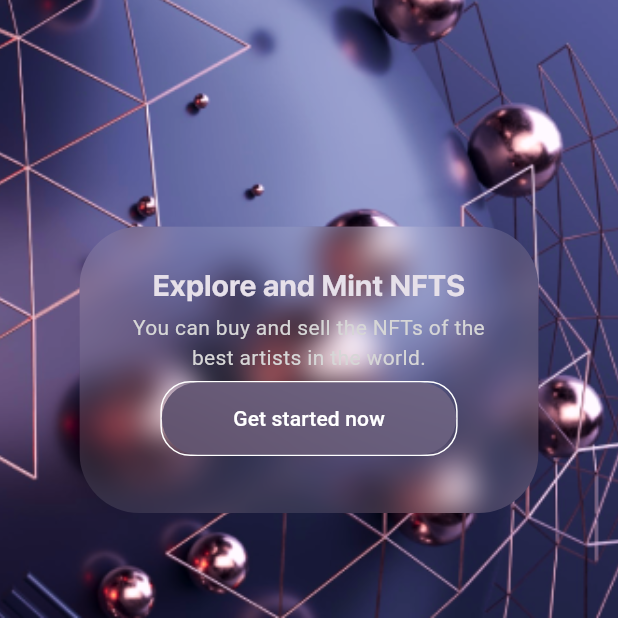
After one commit to EngMohamed3382/mini_nft_marketplace, a Flutter app: the screen it shows after launch, on a phone screen of 412 x 824 dp, the part 618-1236 px from its top. The commit adds this screen. Run offline on Flutter 3.47's test engine with Material 3 defaults, Android fonts, the phone set to English and light mode, and no system bars.

Commit message:
on boarding part 7

```diff
--- /dev/null
+++ b/lib/core/resources/size_manager.dart
@@ -0,0 +1,8 @@
+class HeightValue{
+  static const double h70 = 70;
+  static const double h6 = 6;
+}
+
+class BlurValue{
+  static const double b10 = 10;
+}
--- a/lib/core/resources/strings_manager.dart
+++ b/lib/core/resources/strings_manager.dart
@@ -1,4 +1,7 @@
 class StringsManager {
   static const titleOnBoardingPage = r'''Welcome To NFT
 Marketplace''';
+
+  static const String titleCardOnBoardingPage = 'Explore and Mint NFTS';
+  static const String descriptionCardOnBoardingPage = 'You can buy and sell the NFTs of the best artists in the world.';
 }
--- /dev/null
+++ b/lib/features/onBoarding/widgets/custom_card_on_boarding_page.dart
@@ -0,0 +1,68 @@
+import 'dart:ui';
+
+import 'package:flutter/material.dart';
+import 'package:mini_nft_marketplace/core/resources/color_manager.dart';
+import 'package:mini_nft_marketplace/core/resources/font_manager.dart';
+import 'package:mini_nft_marketplace/core/resources/size_manager.dart';
+import 'package:mini_nft_marketplace/core/resources/strings_manager.dart';
+
+class CustomCardOnBoardingPage extends StatelessWidget {
+  const CustomCardOnBoardingPage({super.key});
+
+  @override
+  Widget build(BuildContext context) {
+    return ClipRRect(
+      // ignore: sort_child_properties_last
+      child: BackdropFilter(
+        filter: ImageFilter.blur(sigmaX: BlurValue.b10, sigmaY: BlurValue.b10),
+        child: Container(
+
+          alignment: Alignment.center,
+          padding: EdgeInsets.all(25),
+          child: Column(
+            children: [
+              Text(
+                StringsManager.titleCardOnBoardingPage,
+                textAlign: TextAlign.center,
+                style: TextStyle(
+                    fontSize: 19.82,
+                    fontFamily: FontManagers.sfProDisplayFont,
+                    fontWeight: FontWeight.bold),
+              ),
+              SizedBox(height: 4,),
+              Text(
+                StringsManager.descriptionCardOnBoardingPage,
+                textAlign: TextAlign.center,
+                style: TextStyle(
+                  color: Colors.grey[350],
+                ),
+              ),
+              SizedBox(height: HeightValue.h6,),
+              Container(
+                width: 198.2,
+                decoration: BoxDecoration(
+                  borderRadius: BorderRadius.all(Radius.circular(20)),
+                  border: Border.all(color: Colors.white),
+                ),
+                child: ClipRRect(
+                  borderRadius: BorderRadius.circular(40),
+                  child: BackdropFilter(
+                    filter: ImageFilter.blur(sigmaX: 100, sigmaY: 100),
+                    child: MaterialButton(
+                      onPressed: () {},
+                      child: Text('Get started now'),
+                    ),
+                  ),
+                ),
+              )
+            ],
+          ),
+          height: 191,
+          width: 306,
+          color: ColorManager.kColorWhite.withOpacity(0.1),
+        ),
+      ),
+      borderRadius: BorderRadius.circular(40),
+    );
+  }
+}
--- /dev/null
+++ b/lib/features/onBoarding/widgets/custom_components_on_Boarding_page.dart
@@ -0,0 +1,31 @@
+
+import 'package:flutter/material.dart';
+import 'package:mini_nft_marketplace/core/resources/size_manager.dart';
+import 'package:mini_nft_marketplace/features/onBoarding/widgets/custom_card_on_boarding_page.dart';
+import 'package:mini_nft_marketplace/features/onBoarding/widgets/custom_title_on_boarding_page.dart';
+
+class CustomComponentsOnBoardingPage extends StatelessWidget {
+  const CustomComponentsOnBoardingPage({super.key});
+
+  @override
+  Widget build(BuildContext context) {
+    return SizedBox(
+      width: double.infinity,
+      child: Column(
+        mainAxisAlignment: MainAxisAlignment.center,
+        crossAxisAlignment: CrossAxisAlignment.center,
+        children: [
+          const SizedBox(
+            height: HeightValue.h70,
+          ),
+          const CustomTitleOnBoardingPage(),
+          const Spacer(),
+          CustomCardOnBoardingPage(),
+          const SizedBox(
+            height: HeightValue.h70,
+          ),
+        ],
+      ),
+    );
+  }
+}
--- /dev/null
+++ b/lib/features/onBoarding/widgets/custom_title_on_boarding_page.dart
@@ -0,0 +1,20 @@
+import 'package:flutter/material.dart';
+import 'package:mini_nft_marketplace/core/resources/font_manager.dart';
+import 'package:mini_nft_marketplace/core/resources/strings_manager.dart';
+
+class CustomTitleOnBoardingPage extends StatelessWidget {
+  const CustomTitleOnBoardingPage({super.key});
+
+  @override
+  Widget build(BuildContext context) {
+    return const Text(
+    StringsManager.titleOnBoardingPage,
+    textAlign: TextAlign.start,
+    style: TextStyle(
+        color: Colors.white,
+        fontSize: FontSize.f36_04,
+        fontFamily: "SF Pro Display",
+        fontWeight: FontWeight.bold),
+    );
+  }
+}
--- /dev/null
+++ b/lib/features/onBoarding/widgets/image.dart
@@ -0,0 +1,18 @@
+import 'package:flutter/material.dart';
+import 'package:mini_nft_marketplace/core/resources/asset_image_manager.dart';
+
+
+
+class ImagesWidgets extends StatelessWidget {
+  const ImagesWidgets({super.key});
+
+  @override
+  Widget build(BuildContext context) {
+    return Image(
+      width: double.infinity,
+      height: double.infinity,
+      fit: BoxFit.cover,
+      image: AssetImage(AssetImageManager.onBoardingBackGroundImage),
+    );
+  }
+}
```
Also changed, not shown: lib/features/onBoarding/screens/on_boarding_page.dart (+6 -86 lines).
